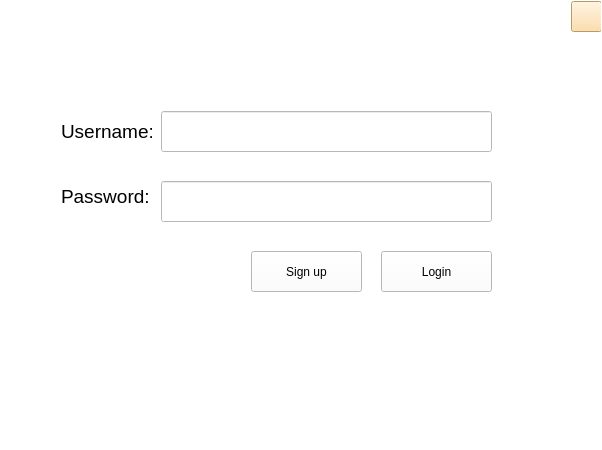
The window that junbot_gui/ui/loginwidget.ui (lacie-life/junbot_core) describes before a commit, drawn with Qt 5.
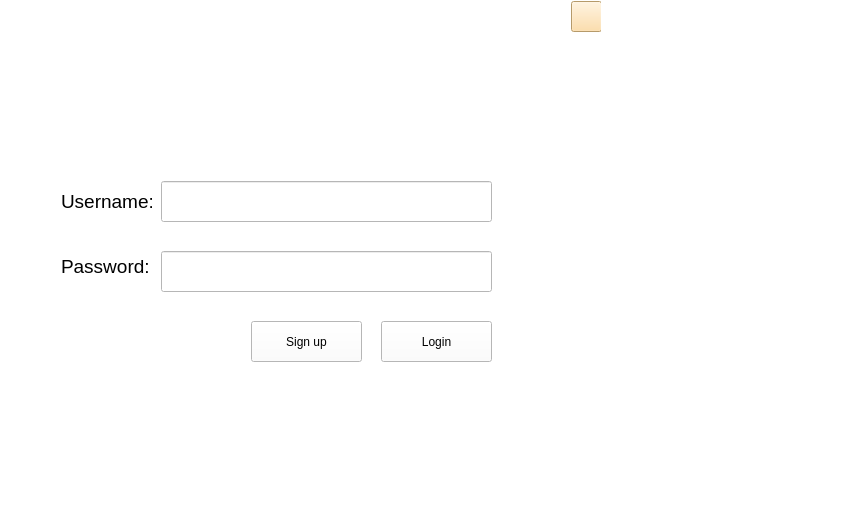
The same window after the commit. The open tabs and pages were chosen to show the change. Icons and pictures are not drawn.

Commit message: [UPDATE] update Login Interface

```diff
--- a/junbot_gui/ui/loginwidget.ui
+++ b/junbot_gui/ui/loginwidget.ui
@@ -6,8 +6,8 @@
    <rect>
     <x>0</x>
     <y>0</y>
-    <width>602</width>
-    <height>450</height>
+    <width>852</width>
+    <height>529</height>
    </rect>
   </property>
   <property name="windowTitle">
@@ -28,7 +28,7 @@
      <x>0</x>
      <y>0</y>
      <width>602</width>
-     <height>515</height>
+     <height>451</height>
     </rect>
    </property>
    <property name="currentIndex">
@@ -609,7 +609,7 @@
         <property name="geometry">
          <rect>
           <x>380</x>
-          <y>250</y>
+          <y>320</y>
           <width>111</width>
           <height>41</height>
          </rect>
@@ -622,7 +622,7 @@
         <property name="geometry">
          <rect>
           <x>250</x>
-          <y>250</y>
+          <y>320</y>
           <width>111</width>
           <height>41</height>
          </rect>
@@ -635,7 +635,7 @@
         <property name="geometry">
          <rect>
           <x>60</x>
-          <y>110</y>
+          <y>180</y>
           <width>91</width>
           <height>41</height>
          </rect>
@@ -648,7 +648,7 @@
         <property name="geometry">
          <rect>
           <x>160</x>
-          <y>180</y>
+          <y>250</y>
           <width>331</width>
           <height>41</height>
          </rect>
@@ -661,7 +661,7 @@
         <property name="geometry">
          <rect>
           <x>60</x>
-          <y>170</y>
+          <y>240</y>
           <width>91</width>
           <height>51</height>
          </rect>
@@ -674,7 +674,7 @@
         <property name="geometry">
          <rect>
           <x>160</x>
-          <y>110</y>
+          <y>180</y>
           <width>331</width>
           <height>41</height>
          </rect>
@@ -699,6 +699,19 @@
          <string/>
         </property>
        </widget>
+       <widget class="QLabel" name="viettel_logo">
+        <property name="geometry">
+         <rect>
+          <x>190</x>
+          <y>60</y>
+          <width>241</width>
+          <height>81</height>
+         </rect>
+        </property>
+        <property name="text">
+         <string/>
+        </property>
+       </widget>
       </widget>
      </item>
     </layout>
```
Left out of the diff: 22 changed lines with no effect on the pictures. The commit also changes 4 other files.
